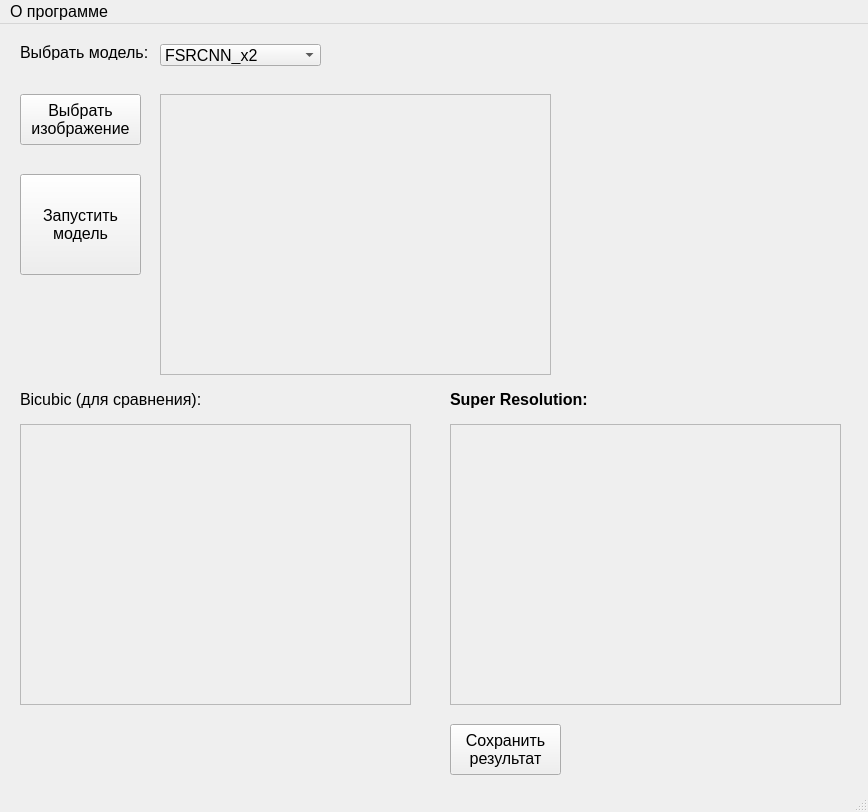
This is isr.ui in rgimad/ISR_GUI as Qt 5 draws it before an edit. The edited form follows.
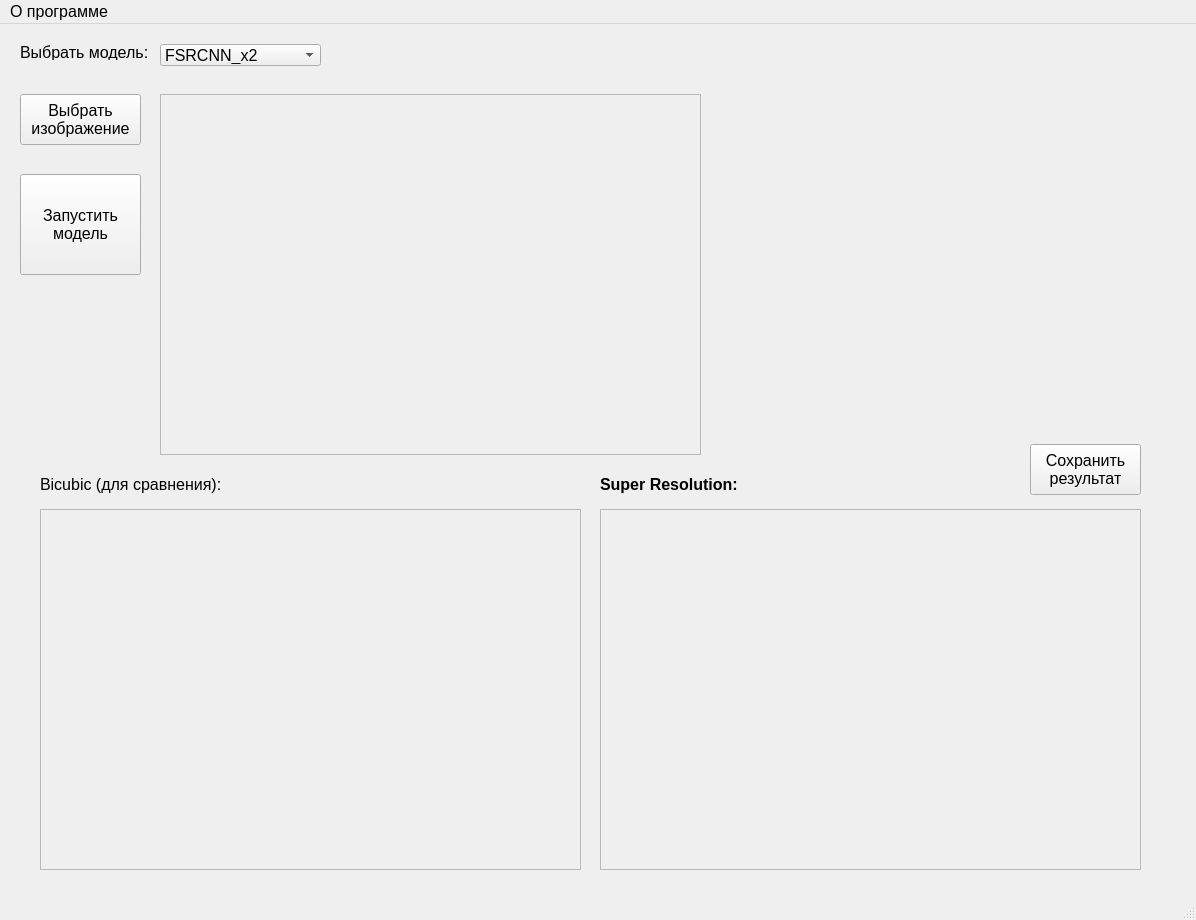
This is the edited form.

The edit to the form file:
```diff
--- a/isr.ui
+++ b/isr.ui
@@ -6,8 +6,8 @@
    <rect>
     <x>0</x>
     <y>0</y>
-    <width>868</width>
-    <height>812</height>
+    <width>1196</width>
+    <height>920</height>
    </rect>
   </property>
   <property name="font">
@@ -96,8 +96,8 @@
    <widget class="QPushButton" name="btnSaveResult">
     <property name="geometry">
      <rect>
-      <x>450</x>
-      <y>700</y>
+      <x>1030</x>
+      <y>420</y>
       <width>111</width>
       <height>51</height>
      </rect>
@@ -131,8 +131,8 @@
      <rect>
       <x>160</x>
       <y>70</y>
-      <width>391</width>
-      <height>281</height>
+      <width>541</width>
+      <height>361</height>
      </rect>
     </property>
     <property name="widgetResizable">
@@ -143,8 +143,8 @@
       <rect>
        <x>0</x>
        <y>0</y>
-       <width>389</width>
-       <height>279</height>
+       <width>539</width>
+       <height>359</height>
       </rect>
      </property>
     </widget>
@@ -152,10 +152,10 @@
    <widget class="QScrollArea" name="scrollAreaOutputImage">
     <property name="geometry">
      <rect>
-      <x>450</x>
-      <y>400</y>
-      <width>391</width>
-      <height>281</height>
+      <x>600</x>
+      <y>485</y>
+      <width>541</width>
+      <height>361</height>
      </rect>
     </property>
     <property name="widgetResizable">
@@ -166,8 +166,8 @@
       <rect>
        <x>0</x>
        <y>0</y>
-       <width>389</width>
-       <height>279</height>
+       <width>539</width>
+       <height>359</height>
       </rect>
      </property>
     </widget>
@@ -175,8 +175,8 @@
    <widget class="QLabel" name="label_2">
     <property name="geometry">
      <rect>
-      <x>20</x>
-      <y>365</y>
+      <x>40</x>
+      <y>450</y>
       <width>191</width>
       <height>21</height>
      </rect>
@@ -188,10 +188,10 @@
    <widget class="QScrollArea" name="scrollAreaBicubicImage">
     <property name="geometry">
      <rect>
-      <x>20</x>
-      <y>400</y>
-      <width>391</width>
-      <height>281</height>
+      <x>40</x>
+      <y>485</y>
+      <width>541</width>
+      <height>361</height>
      </rect>
     </property>
     <property name="widgetResizable">
@@ -202,8 +202,8 @@
       <rect>
        <x>0</x>
        <y>0</y>
-       <width>389</width>
-       <height>279</height>
+       <width>539</width>
+       <height>359</height>
       </rect>
      </property>
     </widget>
@@ -211,8 +211,8 @@
    <widget class="QLabel" name="label_3">
     <property name="geometry">
      <rect>
-      <x>450</x>
-      <y>365</y>
+      <x>600</x>
+      <y>450</y>
       <width>221</width>
       <height>21</height>
      </rect>
@@ -233,7 +233,7 @@
     <rect>
      <x>0</x>
      <y>0</y>
-     <width>868</width>
+     <width>1196</width>
      <height>21</height>
     </rect>
    </property>
```
